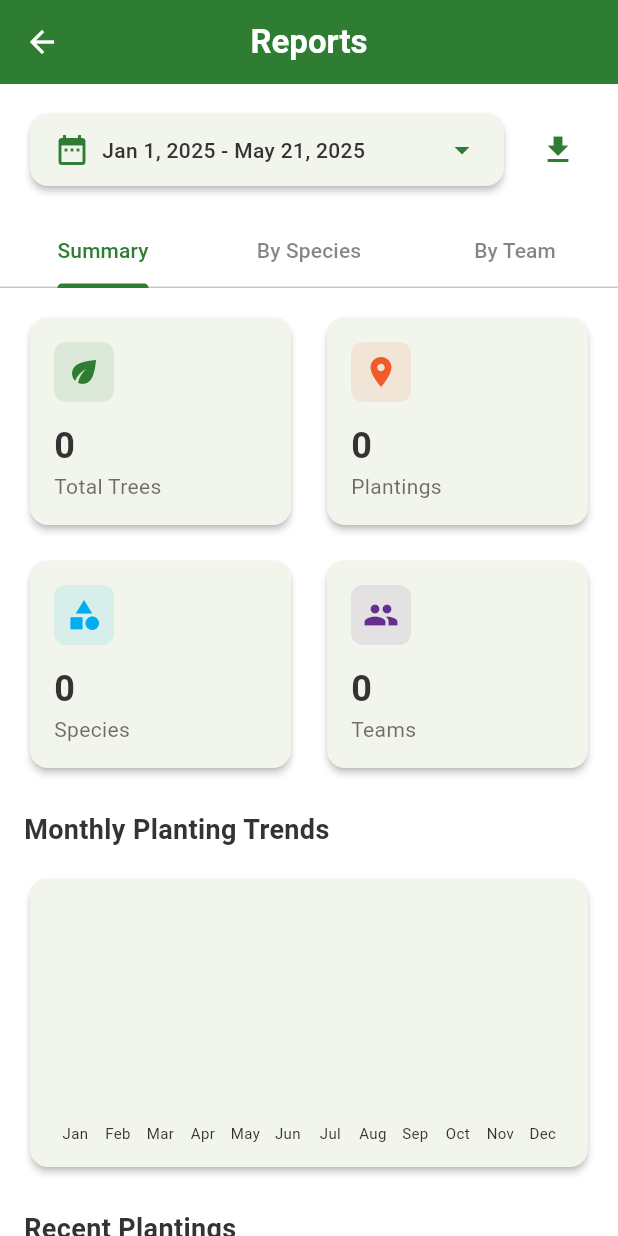
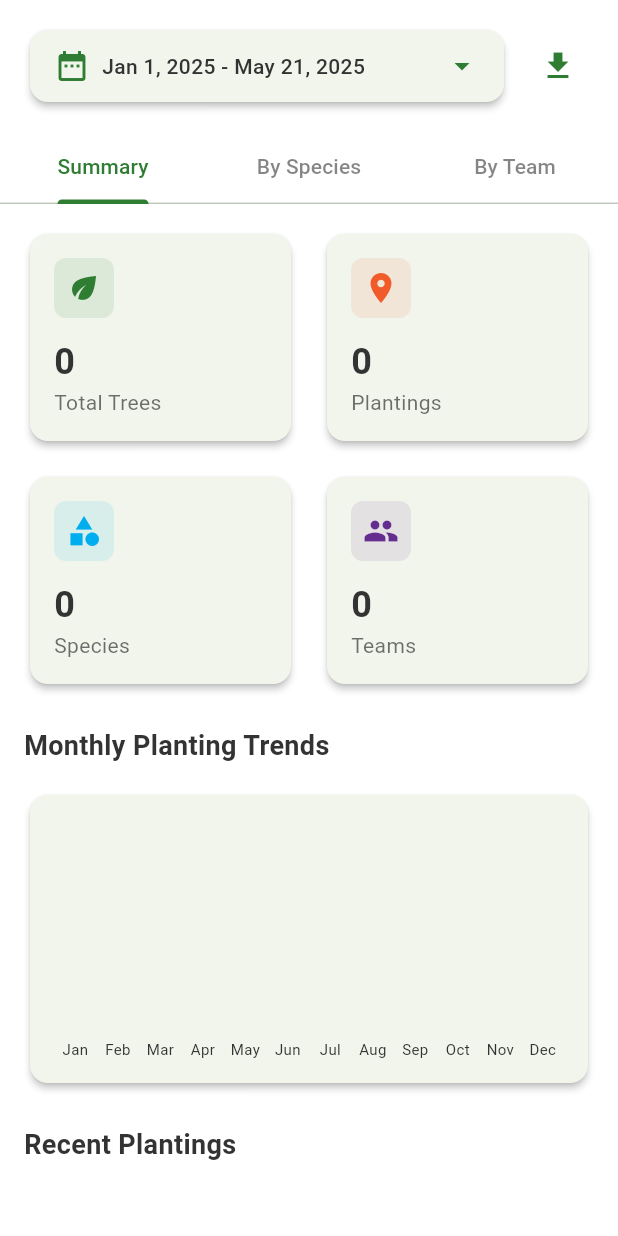
Before and after one commit to Kmtengo/pmi_tree_tracker, a Flutter app: the ReportsScreen screen opened directly, on a phone screen of 412 x 824 dp. Run offline on Flutter 3.47's test engine with Material 3 defaults, Android fonts, the light colour scheme and no system bars; our stand-ins replace cached_network_image, camera, connectivity_plus, flutter_image_compress, geolocator, google_maps_flutter and 4 more; accounts and stored records are empty; Roboto replaces fonts that are missing (Segoe UI).

Commit message:
Refactor app bar styles to be transparent across AzureMap, Dashboard, and Reports screens

```diff
--- a/lib/screens/reports_screen.dart
+++ b/lib/screens/reports_screen.dart
@@ -60,13 +60,13 @@
         _endDate = picked.end;
       });
     }
-  }
-  @override
+  }  @override
   Widget build(BuildContext context) {
-    return Scaffold(      appBar: AppBar(
-        title: const Text('Reports'),
-        backgroundColor: Theme.of(context).colorScheme.primary,
-        foregroundColor: Colors.white,
+    return Scaffold(
+      appBar: AppBar(
+        backgroundColor: Colors.transparent,
+        elevation: 0,
+        toolbarHeight: 0,
       ),
       body: Consumer<TreeViewModel>(
         builder: (context, treeViewModel, child) {
@@ -538,11 +538,10 @@
       final team = tree.teamName ?? 'Unassigned';
       teamMap[team] = (teamMap[team] ?? 0) + tree.quantity;
     }
-
-    final teamList = teamMap.entries.toList()
+      final teamList = teamMap.entries.toList()
       ..sort((a, b) => b.value.compareTo(a.value));
 
-    final totalTrees = trees.fold(0, (sum, tree) => sum + tree.quantity);
+    // We only need maxValue for calculating percentage, totalTrees not used here
     final maxValue = teamList.isNotEmpty ? teamList.first.value : 0;
 
     return SingleChildScrollView(
```
Also changed, not shown: lib/screens/azure_map_screen.dart (+5 -5 lines), lib/screens/dashboard_screen.dart (+6 -6 lines).
